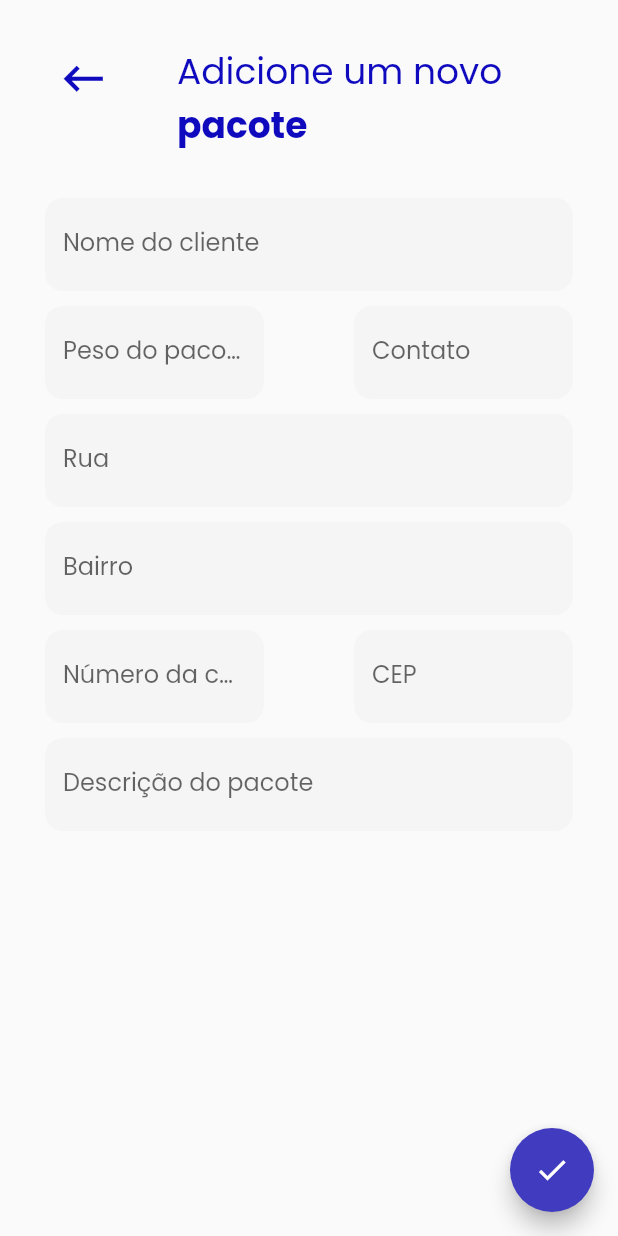
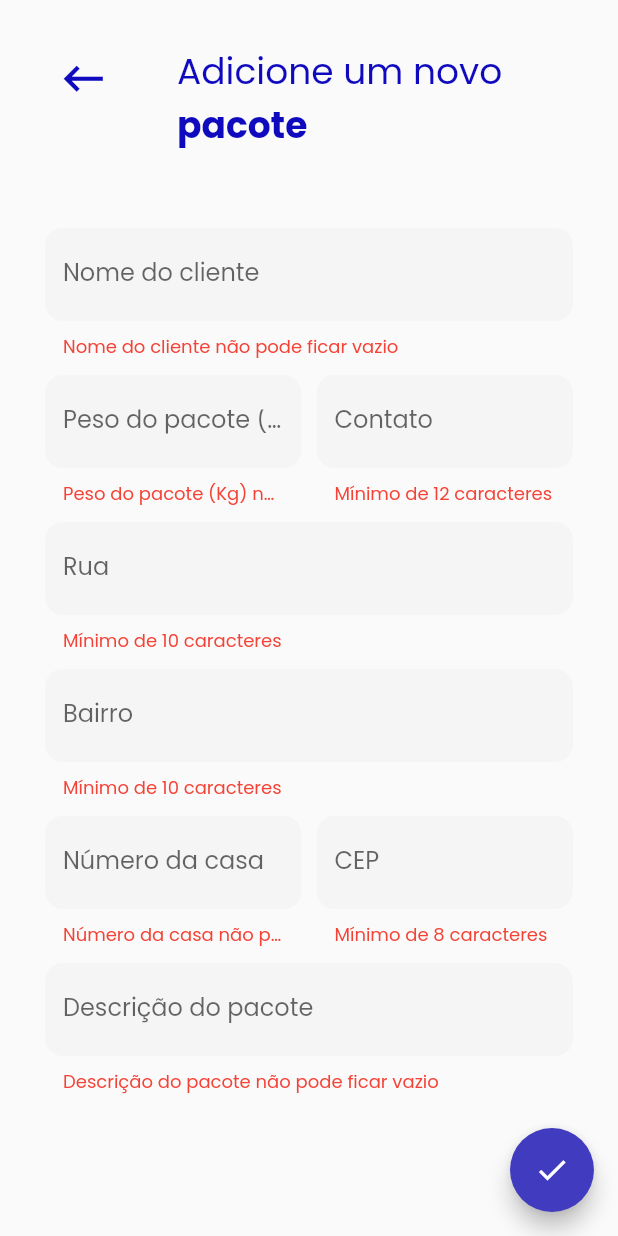
Before and after one commit to ES2-UFPI/ChegaJa, a Flutter app: the FormPackage screen opened directly, after a tap on the "check" icon, on a phone screen of 412 x 824 dp. Run offline on Flutter 3.47's test engine with Material 2 defaults, Android fonts, the phone set to English and light mode, and no system bars; our stand-ins replace extended_masked_text, google_fonts.

Commit message:
feat: Telas CRUD e listagem de pacotes

```diff
--- a/chegaja_frontend/lib/components/delivery_card.dart
+++ b/chegaja_frontend/lib/components/delivery_card.dart
@@ -29,12 +29,12 @@ class DeliveryCard extends StatelessWidget {
           clientName,
           style: const TextStyle(
             fontSize: 14,
-            fontWeight: FontWeight.w400,
+            fontWeight: FontWeight.bold,
             color: Color(0xFF262626),
           ),
         ),
         subtitle: Text(
-          wheigthPackage,
+          '$wheigthPackage Kg',
           style: const TextStyle(
             fontSize: 14,
             fontWeight: FontWeight.w400,
--- a/chegaja_frontend/lib/main.dart
+++ b/chegaja_frontend/lib/main.dart
@@ -31,7 +31,7 @@
         // primarySwatch: Colors.blue,
         textTheme: GoogleFonts.poppinsTextTheme(),
       ),
-      home: const DeliveryList(),
+      home: DeliveryList(),
     );
   }
 }
--- /dev/null
+++ b/chegaja_frontend/lib/models/client/adress.dart
@@ -0,0 +1,44 @@
+class Adress {
+  String? bairro;
+  String? logradouro;
+  String? complemento;
+  String? cep;
+  String? longitude;
+  String? latitude;
+  String? uf;
+  String? numero;
+
+  Adress(
+      {this.bairro,
+      this.logradouro,
+      this.complemento,
+      this.cep,
+      this.longitude,
+      this.latitude,
+      this.uf,
+      this.numero});
+
+  Adress.fromJson(Map<String, dynamic> json) {
+    bairro = json['bairro'];
+    logradouro = json['logradouro'];
+    complemento = json['complemento'];
+    cep = json['cep'];
+    longitude = json['longitude'];
+    latitude = json['latitude'];
+    uf = json['uf'];
+    numero = json['numero'];
+  }
+
+  Map<String, dynamic> toJson() {
+    final Map<String, dynamic> data = <String, dynamic>{};
+    data['bairro'] = bairro;
+    data['logradouro'] = logradouro;
+    data['complemento'] = complemento;
+    data['cep'] = cep;
+    data['longitude'] = longitude;
+    data['latitude'] = latitude;
+    data['uf'] = uf;
+    data['numero'] = numero;
+    return data;
+  }
+}
--- /dev/null
+++ b/chegaja_frontend/lib/models/client/client.dart
@@ -0,0 +1,21 @@
+class Client {
+  String? nome;
+  String? contato;
+  int? idEndereco;
+
+  Client({this.nome, this.contato, this.idEndereco});
+
+  Client.fromJson(Map<String, dynamic> json) {
+    nome = json['nome'];
+    contato = json['contato'];
+    idEndereco = json['idEndereco'];
+  }
+
+  Map<String, dynamic> toJson() {
+    final Map<String, dynamic> data = <String, dynamic>{};
+    data['nome'] = nome;
+    data['contato'] = contato;
+    data['idEndereco'] = idEndereco;
+    return data;
+  }
+}
--- /dev/null
+++ b/chegaja_frontend/lib/models/delivery/package.dart
@@ -0,0 +1,32 @@
+class Package {
+  String? descricao;
+  String? codigoConfirmacao;
+  String? status;
+  int? idCliente;
+  double? peso;
+
+  Package(
+      {this.descricao,
+      this.codigoConfirmacao,
+      this.status,
+      this.idCliente,
+      this.peso});
+
+  Package.fromJson(Map<String, dynamic> json) {
+    descricao = json['descricao'];
+    codigoConfirmacao = json['codigoConfirmacao'];
+    status = json['status'];
+    idCliente = json['idCliente'];
+    peso = json['peso'];
+  }
+
+  Map<String, dynamic> toJson() {
+    final Map<String, dynamic> data = <String, dynamic>{};
+    data['descricao'] = descricao;
+    data['codigoConfirmacao'] = codigoConfirmacao;
+    data['status'] = status;
+    data['idCliente'] = idCliente;
+    data['peso'] = peso;
+    return data;
+  }
+}
--- a/chegaja_frontend/lib/screens/enterprise/form_package.dart
+++ b/chegaja_frontend/lib/screens/enterprise/form_package.dart
@@ -1,3 +1,6 @@
+import 'package:chegaja_frontend/models/client/adress.dart';
+import 'package:chegaja_frontend/models/client/client.dart';
+import 'package:chegaja_frontend/models/delivery/package.dart';
 import 'package:extended_masked_text/extended_masked_text.dart';
 import 'package:flutter/material.dart';
 
@@ -11,6 +14,8 @@ class FormPackage extends StatefulWidget {
 }
 
 class _FormPackageState extends State<FormPackage> {
+  final _formKey = GlobalKey<FormState>();
+
   final TextEditingController _clientNameController = TextEditingController();
   final TextEditingController _weightController = TextEditingController();
   final MaskedTextController _contactController =
@@ -28,6 +33,7 @@ class _FormPackageState extends State<FormPackage> {
     return Scaffold(
       floatingActionButton: FloatingActionButton(
         onPressed: () {
+          validateForm();
           // Navigator.of(context).pushNamed('/enterprise/form_delivery');
         },
         child: const Icon(Icons.check),
@@ -54,12 +60,17 @@ class _FormPackageState extends State<FormPackage> {
               ],
             ),
             const SizedBox(height: 20),
-            Column(
+            Form(
+              key: _formKey,
+              child: Padding(
+                padding: const EdgeInsets.all(30.0),
+                child: Column(
                   children: [
                     FormField(
                       type: TextInputType.text,
                       label: 'Nome do cliente',
                       controller: _clientNameController,
+                      maxLengthText: 20,
                     ),
                     Row(
                       children: [
@@ -68,16 +79,17 @@ class _FormPackageState extends State<FormPackage> {
                             type: TextInputType.number,
                             label: 'Peso do pacote (Kg)',
                             controller: _weightController,
+                            maxLengthText: 4,
                           ),
                         ),
-                    // const SizedBox(width: 10),
+                        const SizedBox(width: 10),
                         Expanded(
                           child: FormField(
                             type: TextInputType.number,
                             label: 'Contato',
                             controller: _contactController,
                             validator: (text) {
-                          if (_contactController.unmasked.length < 12) {
+                              if (_contactController.unmasked.length < 11) {
                                 return 'Mínimo de 12 caracteres';
                               }
                               return null;
@@ -90,6 +102,7 @@ class _FormPackageState extends State<FormPackage> {
                       type: TextInputType.text,
                       label: 'Rua',
                       controller: _streetController,
+                      maxLengthText: 50,
                       validator: (text) {
                         if ((text?.length ?? 0) < 10) {
                           return 'Mínimo de 10 caracteres';
@@ -100,6 +113,7 @@ class _FormPackageState extends State<FormPackage> {
                     FormField(
                       type: TextInputType.text,
                       label: 'Bairro',
+                      maxLengthText: 50,
                       controller: _neighborhoodController,
                       validator: (text) {
                         if ((text?.length ?? 0) < 10) {
@@ -115,9 +129,10 @@ class _FormPackageState extends State<FormPackage> {
                             type: TextInputType.number,
                             label: 'Número da casa',
                             controller: _homeNumberController,
+                            maxLengthText: 10,
                           ),
                         ),
-                    // const SizedBox(width: 10),
+                        const SizedBox(width: 10),
                         Expanded(
                           child: FormField(
                             type: TextInputType.number,
@@ -134,17 +149,49 @@ class _FormPackageState extends State<FormPackage> {
                       ],
                     ),
                     FormField(
-                  type: TextInputType.number,
+                      type: TextInputType.text,
                       label: 'Descrição do pacote',
                       controller: _packageDescriptionController,
                       isLast: true,
+                      maxLengthText: 200,
                     ),
                   ],
+                ),
+              ),
             )
           ],
         ),
       ),
     );
+  }
+
+  void validateForm() {
+    final FormState? form = _formKey.currentState;
+    if (form?.validate() ?? false) {
+      Adress newAdress = Adress(
+        bairro: _neighborhoodController.text,
+        cep: _cepController.text,
+        logradouro: _streetController.text,
+        numero: _homeNumberController.text,
+      );
+
+      Client newClient = Client(
+        nome: _clientNameController.text,
+        idEndereco: 1,
+        contato: _contactController.text,
+      );
+
+      Package newPackage = Package(
+        descricao: _packageDescriptionController.text,
+        idCliente: 1,
+        codigoConfirmacao: _contactController.text,
+        peso: double.parse(_weightController.text),
+      );
+
+      Navigator.pop(context, [newClient, newAdress, newPackage]);
+    } else {
+      debugPrint('Form is invalid.');
+    }
   }
 }
 
@@ -155,7 +202,8 @@ class FormField extends StatelessWidget {
     required this.label,
     required this.controller,
     this.isLast = false,
-    validator,
+    this.validator,
+    this.maxLengthText,
   }) : super(key: key);
 
   final TextInputType type;
@@ -163,11 +211,12 @@ class FormField extends StatelessWidget {
   final TextEditingController controller;
   bool isLast;
   String? Function(String?)? validator;
+  int? maxLengthText;
 
   @override
   Widget build(BuildContext context) {
     return Container(
-      margin: const EdgeInsets.fromLTRB(30, 10, 30, 0),
+      margin: const EdgeInsets.only(bottom: 10),
       child: TextFormField(
         controller: controller,
         validator: validator ??
@@ -177,8 +226,10 @@ class FormField extends StatelessWidget {
                   : null;
             },
         keyboardType: type,
+        maxLength: maxLengthText,
         textInputAction: isLast ? TextInputAction.done : TextInputAction.next,
         decoration: InputDecoration(
+          counterText: '',
           labelText: label,
           filled: true,
           fillColor: const Color(0xFFF5F5F5),
```
Also changed, not shown: chegaja_frontend/lib/models/delivery/delivery.dart (added, +40 -0 lines), chegaja_frontend/lib/screens/enterprise/delivery_list.dart (+24 -30 lines). Lines whose indentation alone changed are shown as unchanged.
